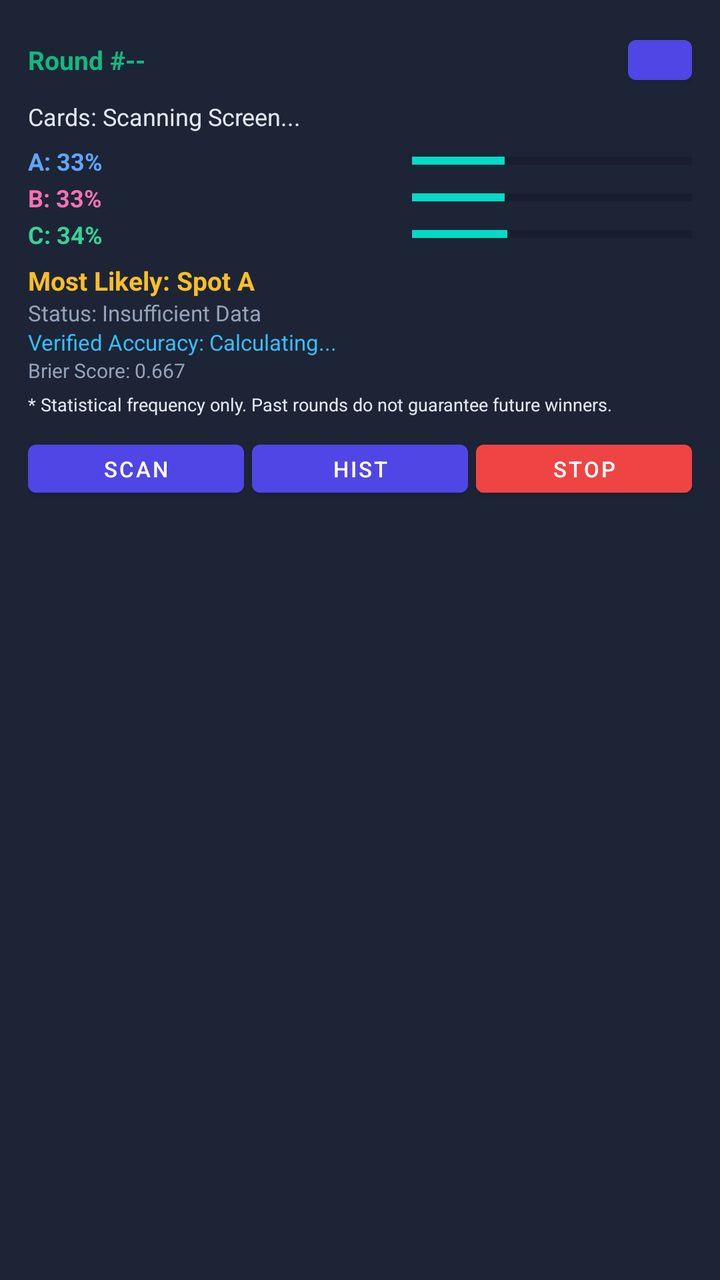
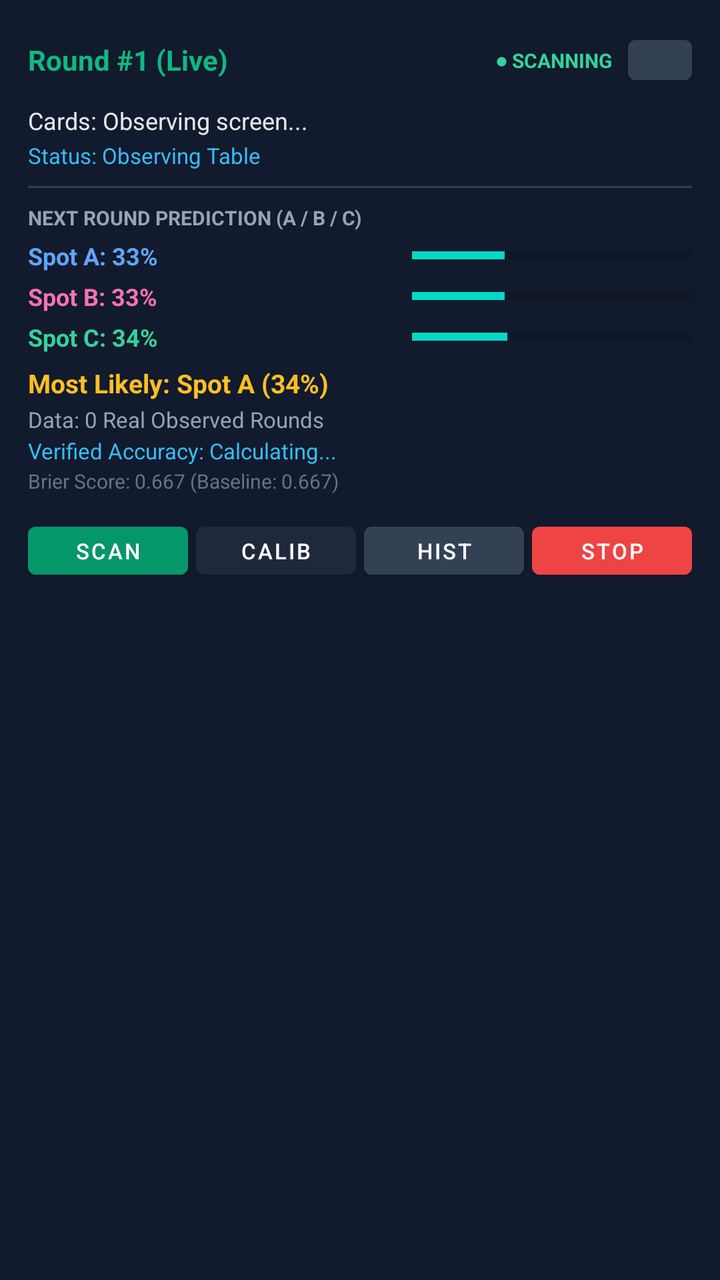

Compare the two renders of this Android layout. The source of the first and the diff that turns it into the second are given below.
<!-- AndroidManifest.xml: application theme Theme.SceneBot -->
<!-- res/layout/layout_floating_scene_expanded.xml -->
<?xml version="1.0" encoding="utf-8"?>
<LinearLayout xmlns:android="http://schemas.android.com/apk/res/android"
    android:layout_width="270dp"
    android:layout_height="wrap_content"
    android:orientation="vertical"
    android:background="#F00F172A"
    android:padding="14dp">

    <LinearLayout
        android:layout_width="match_parent"
        android:layout_height="wrap_content"
        android:orientation="horizontal"
        android:gravity="center_vertical">

        <TextView
            android:id="@+id/tv_round_count"
            android:layout_width="0dp"
            android:layout_weight="1"
            android:layout_height="wrap_content"
            android:text="Round #--"
            android:textStyle="bold"
            android:textColor="#10B981"
            android:textSize="13sp" />

        <Button
            android:id="@+id/btn_minimize"
            android:layout_width="32dp"
            android:layout_height="32dp"
            android:text="✕"
            android:textColor="#9CA3AF" />
    </LinearLayout>

    <TextView
        android:id="@+id/tv_current_cards"
        android:layout_width="match_parent"
        android:layout_height="wrap_content"
        android:text="Cards: Scanning Screen..."
        android:textColor="#E2E8F0"
        android:textSize="12sp"
        android:layout_marginTop="4dp" />

    
    <LinearLayout
        android:layout_width="match_parent"
        android:layout_height="wrap_content"
        android:orientation="vertical"
        android:layout_marginTop="6dp">

        <LinearLayout
            android:layout_width="match_parent"
            android:layout_height="wrap_content"
            android:orientation="horizontal">
            <TextView
                android:id="@+id/tv_possible_a"
                android:layout_width="0dp"
                android:layout_weight="1"
                android:layout_height="wrap_content"
                android:text="A: 33%"
                android:textColor="#60A5FA"
                android:textSize="12sp"
                android:textStyle="bold" />
            <ProgressBar
                android:id="@+id/progress_a"
                style="?android:attr/progressBarStyleHorizontal"
                android:layout_width="140dp"
                android:layout_height="wrap_content"
                android:max="100"
                android:progress="33" />
        </LinearLayout>

        <LinearLayout
            android:layout_width="match_parent"
            android:layout_height="wrap_content"
            android:orientation="horizontal"
            android:layout_marginTop="2dp">
            <TextView
                android:id="@+id/tv_possible_b"
                android:layout_width="0dp"
                android:layout_weight="1"
                android:layout_height="wrap_content"
                android:text="B: 33%"
                android:textColor="#F472B6"
                android:textSize="12sp"
                android:textStyle="bold" />
            <ProgressBar
                android:id="@+id/progress_b"
                style="?android:attr/progressBarStyleHorizontal"
                android:layout_width="140dp"
                android:layout_height="wrap_content"
                android:max="100"
                android:progress="33" />
        </LinearLayout>

        <LinearLayout
            android:layout_width="match_parent"
            android:layout_height="wrap_content"
            android:orientation="horizontal"
            android:layout_marginTop="2dp">
            <TextView
                android:id="@+id/tv_possible_c"
                android:layout_width="0dp"
                android:layout_weight="1"
                android:layout_height="wrap_content"
                android:text="C: 34%"
                android:textColor="#34D399"
                android:textSize="12sp"
                android:textStyle="bold" />
            <ProgressBar
                android:id="@+id/progress_c"
                style="?android:attr/progressBarStyleHorizontal"
                android:layout_width="140dp"
                android:layout_height="wrap_content"
                android:max="100"
                android:progress="34" />
        </LinearLayout>
    </LinearLayout>

    <TextView
        android:id="@+id/tv_most_likely"
        android:layout_width="match_parent"
        android:layout_height="wrap_content"
        android:text="Most Likely: Spot A"
        android:textColor="#FBBF24"
        android:textStyle="bold"
        android:textSize="13sp"
        android:layout_marginTop="6dp" />

    <TextView
        android:id="@+id/tv_data_status"
        android:layout_width="match_parent"
        android:layout_height="wrap_content"
        android:text="Status: Insufficient Data"
        android:textColor="#94A3B8"
        android:textSize="11sp" />

    <TextView
        android:id="@+id/tv_verified_accuracy"
        android:layout_width="match_parent"
        android:layout_height="wrap_content"
        android:text="Verified Accuracy: Calculating..."
        android:textColor="#38BDF8"
        android:textSize="11sp" />

    <TextView
        android:id="@+id/tv_brier_score"
        android:layout_width="match_parent"
        android:layout_height="wrap_content"
        android:text="Brier Score: 0.667"
        android:textColor="#94A3B8"
        android:textSize="10sp" />

    <TextView
        android:layout_width="match_parent"
        android:layout_height="wrap_content"
        android:text="* Statistical frequency only. Past rounds do not guarantee future winners."
        android:textColor="#E2E8F0"
        android:textSize="9sp"
        android:layout_marginTop="4dp" />

    <LinearLayout
        android:layout_width="match_parent"
        android:layout_height="wrap_content"
        android:orientation="horizontal"
        android:layout_marginTop="8dp">

        <Button
            android:id="@+id/btn_scan"
            android:layout_width="0dp"
            android:layout_weight="1"
            android:layout_height="36dp"
            android:text="SCAN"
            android:textSize="11sp" />

        <Button
            android:id="@+id/btn_history"
            android:layout_width="0dp"
            android:layout_weight="1"
            android:layout_height="36dp"
            android:text="HIST"
            android:textSize="11sp"
            android:layout_marginStart="4dp" />

        <Button
            android:id="@+id/btn_stop"
            android:layout_width="0dp"
            android:layout_weight="1"
            android:layout_height="36dp"
            android:backgroundTint="#EF4444"
            android:text="STOP"
            android:textSize="11sp"
            android:layout_marginStart="4dp" />
    </LinearLayout>
</LinearLayout>
<!-- resources referenced by this layout -->
<resources>
  <style name="Theme.SceneBot" parent="Theme.MaterialComponents.DayNight.NoActionBar">
          <item name="colorPrimary">@color/primary</item>
          <item name="colorPrimaryVariant">@color/primary_dark</item>
          <item name="colorOnPrimary">@color/white</item>
      </style>
  <color name="primary">#4F46E5</color>
  <color name="primary_dark">#3730A3</color>
  <color name="white">#FFFFFF</color>
</resources>

<!-- the commit's change to res/layout/layout_floating_scene_expanded.xml (unified diff, before → after) -->
@@ -1,11 +1,13 @@
 <?xml version="1.0" encoding="utf-8"?>
 <LinearLayout xmlns:android="http://schemas.android.com/apk/res/android"
-    android:layout_width="270dp"
+    android:layout_width="290dp"
     android:layout_height="wrap_content"
     android:orientation="vertical"
-    android:background="#F00F172A"
-    android:padding="14dp">
-
+    android:background="#FA0F172A"
+    android:padding="14dp"
+    android:elevation="12dp">
+
+    
     <LinearLayout
         android:layout_width="match_parent"
         android:layout_height="wrap_content"
@@ -17,53 +19,95 @@
             android:layout_width="0dp"
             android:layout_weight="1"
             android:layout_height="wrap_content"
-            android:text="Round #--"
+            android:text="Round #1 (Live)"
             android:textStyle="bold"
             android:textColor="#10B981"
-            android:textSize="13sp" />
+            android:textSize="14sp" />
+
+        <TextView
+            android:id="@+id/tv_live_indicator"
+            android:layout_width="wrap_content"
+            android:layout_height="wrap_content"
+            android:text="● SCANNING"
+            android:textColor="#34D399"
+            android:textSize="10sp"
+            android:textStyle="bold"
+            android:layout_marginEnd="8dp" />
 
         <Button
             android:id="@+id/btn_minimize"
             android:layout_width="32dp"
             android:layout_height="32dp"
+            android:backgroundTint="#334155"
             android:text="✕"
-            android:textColor="#9CA3AF" />
+            android:textColor="#94A3B8"
+            android:textSize="12sp" />
     </LinearLayout>
 
+    
     <TextView
         android:id="@+id/tv_current_cards"
         android:layout_width="match_parent"
         android:layout_height="wrap_content"
-        android:text="Cards: Scanning Screen..."
+        android:text="Cards: Observing screen..."
         android:textColor="#E2E8F0"
         android:textSize="12sp"
-        android:layout_marginTop="4dp" />
+        android:layout_marginTop="6dp" />
+
+    <TextView
+        android:id="@+id/tv_detection_status"
+        android:layout_width="match_parent"
+        android:layout_height="wrap_content"
+        android:text="Status: Observing Table"
+        android:textColor="#38BDF8"
+        android:textSize="11sp"
+        android:layout_marginTop="2dp" />
+
+    
+    <View
+        android:layout_width="match_parent"
+        android:layout_height="1dp"
+        android:background="#334155"
+        android:layout_marginTop="8dp"
+        android:layout_marginBottom="8dp" />
+
+    
+    <TextView
+        android:layout_width="match_parent"
+        android:layout_height="wrap_content"
+        android:text="NEXT ROUND PREDICTION (A / B / C)"
+        android:textColor="#94A3B8"
+        android:textSize="10sp"
+        android:textStyle="bold" />
 
     
     <LinearLayout
         android:layout_width="match_parent"
         android:layout_height="wrap_content"
         android:orientation="vertical"
-        android:layout_marginTop="6dp">
+        android:layout_marginTop="4dp">
 
         <LinearLayout
             android:layout_width="match_parent"
             android:layout_height="wrap_content"
-            android:orientation="horizontal">
+            android:orientation="horizontal"
+            android:gravity="center_vertical">
+
             <TextView
                 android:id="@+id/tv_possible_a"
                 android:layout_width="0dp"
                 android:layout_weight="1"
                 android:layout_height="wrap_content"
-                android:text="A: 33%"
+                android:text="Spot A: 33%"
                 android:textColor="#60A5FA"
                 android:textSize="12sp"
                 android:textStyle="bold" />
+
             <ProgressBar
                 android:id="@+id/progress_a"
                 style="?android:attr/progressBarStyleHorizontal"
                 android:layout_width="140dp"
-                android:layout_height="wrap_content"
+                android:layout_height="10dp"
                 android:max="100"
                 android:progress="33" />
         </LinearLayout>
@@ -72,21 +116,24 @@
             android:layout_width="match_parent"
             android:layout_height="wrap_content"
             android:orientation="horizontal"
-            android:layout_marginTop="2dp">
+            android:gravity="center_vertical"
+            android:layout_marginTop="4dp">
+
             <TextView
                 android:id="@+id/tv_possible_b"
                 android:layout_width="0dp"
                 android:layout_weight="1"
                 android:layout_height="wrap_content"
-                android:text="B: 33%"
+                android:text="Spot B: 33%"
                 android:textColor="#F472B6"
                 android:textSize="12sp"
                 android:textStyle="bold" />
+
             <ProgressBar
                 android:id="@+id/progress_b"
                 style="?android:attr/progressBarStyleHorizontal"
                 android:layout_width="140dp"
-                android:layout_height="wrap_content"
+                android:layout_height="10dp"
                 android:max="100"
                 android:progress="33" />
         </LinearLayout>
@@ -95,43 +142,49 @@
             android:layout_width="match_parent"
             android:layout_height="wrap_content"
             android:orientation="horizontal"
-            android:layout_marginTop="2dp">
+            android:gravity="center_vertical"
+            android:layout_marginTop="4dp">
+
             <TextView
                 android:id="@+id/tv_possible_c"
                 android:layout_width="0dp"
                 android:layout_weight="1"
                 android:layout_height="wrap_content"
-                android:text="C: 34%"
+                android:text="Spot C: 34%"
                 android:textColor="#34D399"
                 android:textSize="12sp"
                 android:textStyle="bold" />
+
             <ProgressBar
                 android:id="@+id/progress_c"
                 style="?android:attr/progressBarStyleHorizontal"
                 android:layout_width="140dp"
-                android:layout_height="wrap_content"
+                android:layout_height="10dp"
                 android:max="100"
                 android:progress="34" />
         </LinearLayout>
     </LinearLayout>
 
+    
     <TextView
         android:id="@+id/tv_most_likely"
         android:layout_width="match_parent"
         android:layout_height="wrap_content"
-        android:text="Most Likely: Spot A"
+        android:text="Most Likely: Spot A (34%)"
         android:textColor="#FBBF24"
         android:textStyle="bold"
         android:textSize="13sp"
         android:layout_marginTop="6dp" />
 
+    
     <TextView
         android:id="@+id/tv_data_status"
         android:layout_width="match_parent"
         android:layout_height="wrap_content"
-        android:text="Status: Insufficient Data"
+        android:text="Data: 0 Real Observed Rounds"
         android:textColor="#94A3B8"
-        android:textSize="11sp" />
+        android:textSize="11sp"
+        android:layout_marginTop="2dp" />
 
     <TextView
         android:id="@+id/tv_verified_accuracy"
@@ -139,43 +192,50 @@
         android:layout_height="wrap_content"
         android:text="Verified Accuracy: Calculating..."
         android:textColor="#38BDF8"
-        android:textSize="11sp" />
+        android:textSize="11sp"
+        android:layout_marginTop="1dp" />
 
     <TextView
         android:id="@+id/tv_brier_score"
         android:layout_width="match_parent"
         android:layout_height="wrap_content"
-        android:text="Brier Score: 0.667"
-        android:textColor="#94A3B8"
-        android:textSize="10sp" />
-
-    <TextView
-        android:layout_width="match_parent"
-        android:layout_height="wrap_content"
-        android:text="* Statistical frequency only. Past rounds do not guarantee future winners."
-        android:textColor="#E2E8F0"
-        android:textSize="9sp"
-        android:layout_marginTop="4dp" />
-
+        android:text="Brier Score: 0.667 (Baseline: 0.667)"
+        android:textColor="#64748B"
+        android:textSize="10sp"
+        android:layout_marginTop="1dp" />
+
+    
     <LinearLayout
         android:layout_width="match_parent"
         android:layout_height="wrap_content"
         android:orientation="horizontal"
-        android:layout_marginTop="8dp">
+        android:layout_marginTop="10dp">
 
         <Button
             android:id="@+id/btn_scan"
             android:layout_width="0dp"
             android:layout_weight="1"
             android:layout_height="36dp"
+            android:backgroundTint="#059669"
             android:text="SCAN"
             android:textSize="11sp" />
 
         <Button
+            android:id="@+id/btn_calibrate"
+            android:layout_width="0dp"
+            android:layout_weight="1"
+            android:layout_height="36dp"
+            android:backgroundTint="#1E293B"
+            android:text="CALIB"
+            android:textSize="11sp"
+            android:layout_marginStart="4dp" />
+
+        <Button
             android:id="@+id/btn_history"
             android:layout_width="0dp"
             android:layout_weight="1"
             android:layout_height="36dp"
+            android:backgroundTint="#334155"
             android:text="HIST"
             android:textSize="11sp"
             android:layout_marginStart="4dp" />
